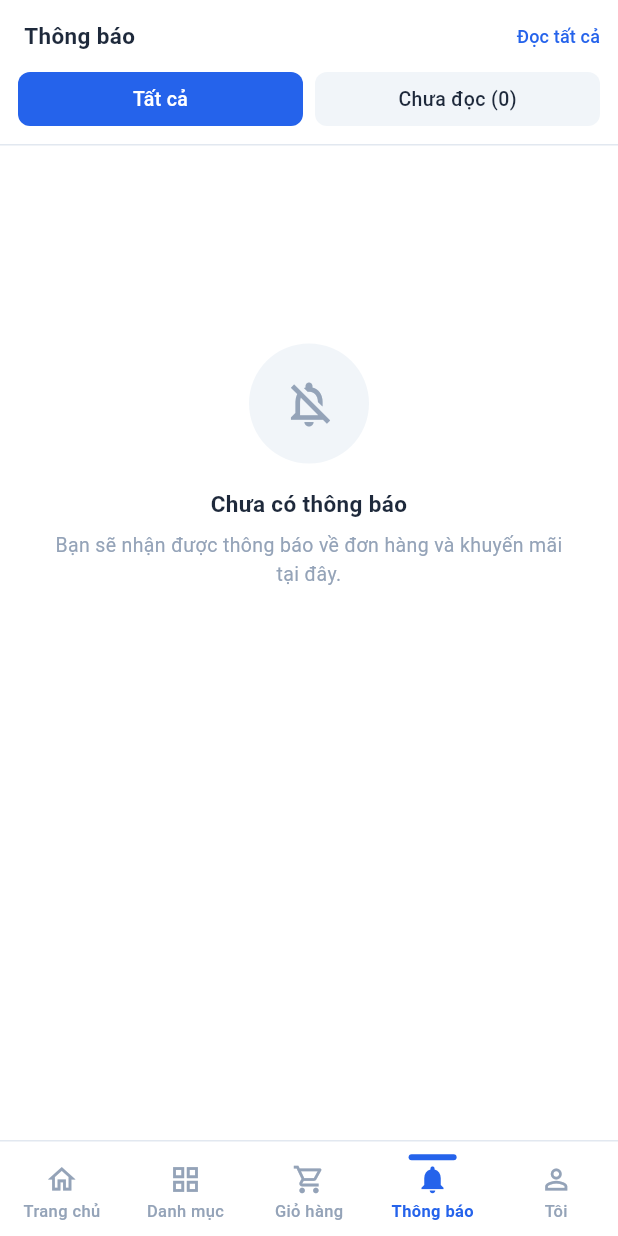
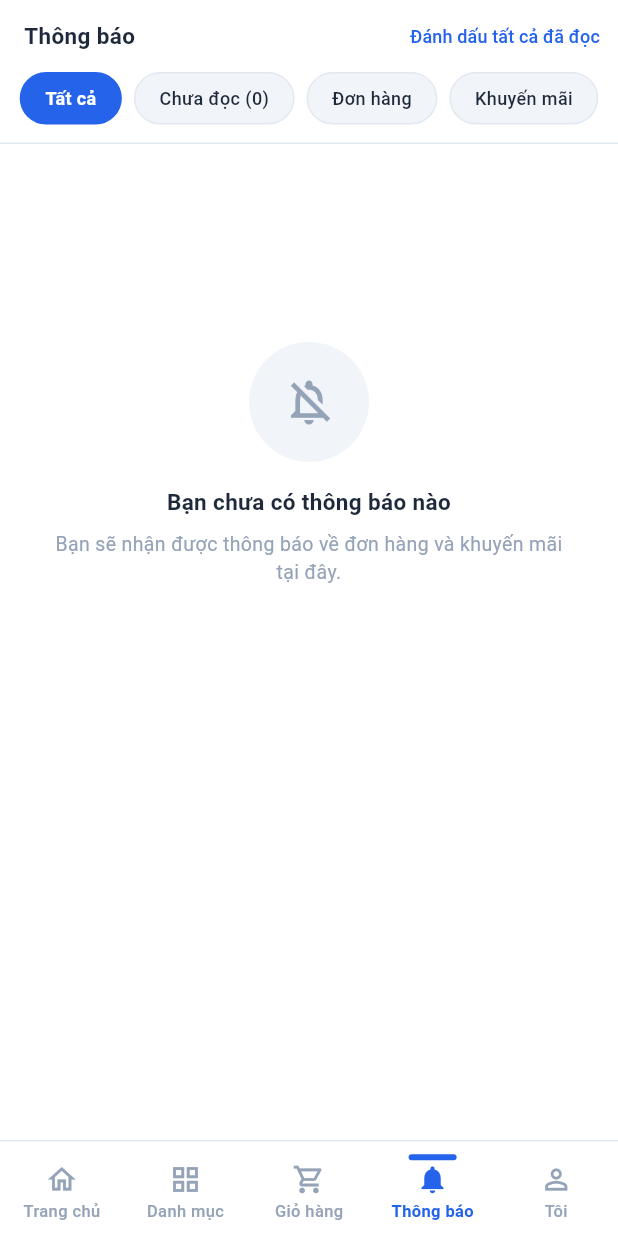
Before and after one commit to bactxse180308/mobile_electroshops, a Flutter app: the MainScreen screen opened by its route, item 4 of the bottom bar chosen, on a phone screen of 412 x 824 dp. Run offline on Flutter 3.47's test engine with Material 3 defaults, Android fonts, the phone set to English and light mode, and no system bars; our stand-ins replace flutter_html, google_sign_in, shared_preferences; accounts and stored records are empty; network calls fail.

Commit message:
fix: fix  filter for notification

```diff
--- a/lib/core/constants/app_strings.dart
+++ b/lib/core/constants/app_strings.dart
@@ -210,10 +210,10 @@ class AppStrings {
   // Chat & Notifications & Stores & Profile
   static const String chatTitle = 'Hỗ trợ trực tuyến';
   static const String notificationsTitle = 'Thông báo';
-  static const String readAll = 'Đọc tất cả';
+  static const String readAll = 'Đánh dấu tất cả đã đọc';
   static const String tabAll = 'Tất cả';
   static const String tabUnread = 'Chưa đọc';
-  static const String noNotifTitle = 'Chưa có thông báo';
+  static const String noNotifTitle = 'Bạn chưa có thông báo nào';
   static const String noNotifSub = 'Bạn sẽ nhận được thông báo về đơn hàng và khuyến mãi tại đây.';
 
   static const String storesTitle = 'Cửa hàng';
--- a/lib/core/widgets/bottom_nav_bar.dart
+++ b/lib/core/widgets/bottom_nav_bar.dart
@@ -3,6 +3,7 @@ import 'package:provider/provider.dart';
 import '../constants/app_colors.dart';
 import '../constants/app_strings.dart';
 import '../../providers/cart_provider.dart';
+import '../../providers/notification_provider.dart';
 
 class BottomNavBar extends StatelessWidget {
   final int currentIndex;
@@ -17,6 +18,7 @@ class BottomNavBar extends StatelessWidget {
   @override
   Widget build(BuildContext context) {
     final cartCount = context.watch<CartProvider>().totalCount;
+    final unreadNotifCount = context.watch<NotificationProvider>().unread.length;
 
     return Container(
       height: 64 + MediaQuery.of(context).padding.bottom,
@@ -58,6 +60,7 @@ class BottomNavBar extends StatelessWidget {
             index: 3,
             currentIndex: currentIndex,
             onTap: onTap,
+            badge: unreadNotifCount > 0 ? (unreadNotifCount > 9 ? '9+' : '$unreadNotifCount') : null,
           ),
           _NavItem(
             icon: Icons.person_outline,
--- a/lib/features/home/screens/main_screen.dart
+++ b/lib/features/home/screens/main_screen.dart
@@ -1,5 +1,8 @@
 import 'package:flutter/material.dart';
+import 'package:provider/provider.dart';
 import '../../../core/widgets/bottom_nav_bar.dart';
+import '../../../providers/auth_provider.dart';
+import '../../../providers/notification_provider.dart';
 import 'home_screen.dart';
 import '../../product/screens/categories_screen.dart';
 import '../../cart/screens/cart_screen.dart';
@@ -29,6 +32,12 @@ class _MainScreenState extends State<MainScreen> {
   void initState() {
     super.initState();
     _currentIndex = widget.initialIndex;
+    WidgetsBinding.instance.addPostFrameCallback((_) {
+      final auth = context.read<AuthProvider>();
+      if (auth.isAuthenticated) {
+        context.read<NotificationProvider>().fetchNotifications();
+      }
+    });
   }
 
   void _onTabTap(int index) {
--- a/lib/features/notifications/screens/notifications_screen.dart
+++ b/lib/features/notifications/screens/notifications_screen.dart
@@ -3,6 +3,7 @@ import 'package:provider/provider.dart';
 import '../../../core/constants/app_colors.dart';
 import '../../../core/constants/app_sizes.dart';
 import '../../../core/constants/app_strings.dart';
+import '../../../core/constants/app_routes.dart';
 import '../../../core/theme/app_theme.dart';
 import '../../../models/models.dart';
 import '../../../providers/notification_provider.dart';
@@ -56,8 +57,25 @@ class _NotificationsScreenState extends State<NotificationsScreen> {
   @override
   Widget build(BuildContext context) {
     final provider = context.watch<NotificationProvider>();
-    final list = _tab == 'all' ? provider.items : provider.unread;
-    final unreadCount = provider.unread.length;
+
+    List<NotifModel> list;
+    switch (_tab) {
+      case 'unread':
+        list = provider.items.where((n) => n.unread).toList();
+        break;
+      case 'order':
+        list = provider.items.where((n) => n.type == NotifType.order).toList();
+        break;
+      case 'promo':
+        list = provider.items.where((n) => n.type == NotifType.promo).toList();
+        break;
+      case 'all':
+      default:
+        list = provider.items;
+        break;
+    }
+
+    final unreadCount = provider.items.where((n) => n.unread).length;
     final isLoading = provider.isLoading;
 
     return Column(
@@ -81,13 +99,34 @@ class _NotificationsScreenState extends State<NotificationsScreen> {
                   ),
                 ],
               ),
-              Padding(
+              SingleChildScrollView(
+                scrollDirection: Axis.horizontal,
                 padding: const EdgeInsets.fromLTRB(AppSizes.p12, 0, AppSizes.p12, AppSizes.p12),
                 child: Row(
                   children: [
-                    Expanded(child: _Tab(label: AppStrings.tabAll, active: _tab == 'all', onTap: () => setState(() => _tab = 'all'))),
+                    _FilterChip(
+                      label: AppStrings.tabAll,
+                      active: _tab == 'all',
+                      onTap: () => setState(() => _tab = 'all'),
+                    ),
                     const SizedBox(width: AppSizes.p8),
-                    Expanded(child: _Tab(label: '${AppStrings.tabUnread} ($unreadCount)', active: _tab == 'unread', onTap: () => setState(() => _tab = 'unread'))),
+                    _FilterChip(
+                      label: '${AppStrings.tabUnread} ($unreadCount)',
+                      active: _tab == 'unread',
+                      onTap: () => setState(() => _tab = 'unread'),
+                    ),
+                    const SizedBox(width: AppSizes.p8),
+                    _FilterChip(
+                      label: 'Đơn hàng',
+                      active: _tab == 'order',
+                      onTap: () => setState(() => _tab = 'order'),
+                    ),
+                    const SizedBox(width: AppSizes.p8),
+                    _FilterChip(
+                      label: 'Khuyến mãi',
+                      active: _tab == 'promo',
+                      onTap: () => setState(() => _tab = 'promo'),
+                    ),
                   ],
                 ),
               ),
@@ -103,12 +142,16 @@ class _NotificationsScreenState extends State<NotificationsScreen> {
                   child: list.isEmpty
                       ? ListView(
                           physics: const AlwaysScrollableScrollPhysics(),
-                          children: const [
-                            SizedBox(height: 100),
+                          children: [
+                            const SizedBox(height: 100),
                             EmptyState(
                               icon: Icons.notifications_off_outlined,
-                              title: AppStrings.noNotifTitle,
-                              body: AppStrings.noNotifSub,
+                              title: provider.items.isEmpty
+                                  ? AppStrings.noNotifTitle
+                                  : 'Không có thông báo',
+                              body: provider.items.isEmpty
+                                  ? AppStrings.noNotifSub
+                                  : 'Không tìm thấy thông báo nào trong danh mục này.',
                             ),
                           ],
                         )
@@ -118,8 +161,31 @@ class _NotificationsScreenState extends State<NotificationsScreen> {
                           separatorBuilder: (_, __) => const Divider(height: 1, color: AppColors.border),
                           itemBuilder: (context, i) {
                             final n = list[i];
-                            return GestureDetector(
-                              onTap: () => context.read<NotificationProvider>().markRead(n.id),
+                            return Dismissible(
+                              key: Key(n.id),
+                              direction: DismissDirection.endToStart,
+                              background: Container(
+                                color: Colors.red.shade600,
+                                alignment: Alignment.centerRight,
+                                padding: const EdgeInsets.symmetric(horizontal: AppSizes.p20),
+                                child: const Icon(Icons.delete_outline, color: Colors.white, size: AppSizes.iconMd),
+                              ),
+                              onDismissed: (direction) {
+                                context.read<NotificationProvider>().deleteNotification(n.id);
+                                ScaffoldMessenger.of(context).showSnackBar(
+                                  const SnackBar(
+                                    content: Text('Đã xóa thông báo'),
+                                    duration: Duration(seconds: 2),
+                                  ),
+                                );
+                              },
+                              child: GestureDetector(
+                                onTap: () {
+                                  context.read<NotificationProvider>().markRead(n.id);
+                                  if (n.type == NotifType.order && n.orderId != null) {
+                                    Navigator.pushNamed(context, AppRoutes.orderDetail(n.orderId!));
+                                  }
+                                },
                                 child: Container(
                                   padding: const EdgeInsets.symmetric(horizontal: AppSizes.p16, vertical: 14),
                                   color: n.unread ? AppColors.primary.withValues(alpha: 0.05) : AppColors.background,
@@ -161,6 +227,7 @@ class _NotificationsScreenState extends State<NotificationsScreen> {
                                     ],
                                   ),
                                 ),
+                              ),
                             );
                           },
                         ),
@@ -171,23 +238,40 @@ class _NotificationsScreenState extends State<NotificationsScreen> {
   }
 }
 
-class _Tab extends StatelessWidget {
+class _FilterChip extends StatelessWidget {
   final String label;
   final bool active;
   final VoidCallback onTap;
-  const _Tab({required this.label, required this.active, required this.onTap});
+
+  const _FilterChip({
+    required this.label,
+    required this.active,
+    required this.onTap,
+  });
 
   @override
   Widget build(BuildContext context) {
     return GestureDetector(
       onTap: onTap,
-      child: Container(
-        height: AppSizes.btnHeightSm,
+      child: AnimatedContainer(
+        duration: const Duration(milliseconds: 200),
+        padding: const EdgeInsets.symmetric(horizontal: AppSizes.p16, vertical: 8),
         decoration: BoxDecoration(
           color: active ? AppColors.primary : AppColors.muted,
-          borderRadius: BorderRadius.circular(AppSizes.r8),
+          borderRadius: BorderRadius.circular(20),
+          border: Border.all(
+            color: active ? AppColors.primary : AppColors.border,
+            width: 1,
           ),
-        child: Center(child: Text(label, style: TextStyle(fontSize: 13, fontWeight: FontWeight.w500, color: active ? Colors.white : AppColors.secondary))),
+        ),
+        child: Text(
+          label,
+          style: TextStyle(
+            fontSize: 12,
+            fontWeight: active ? FontWeight.bold : FontWeight.w500,
+            color: active ? Colors.white : AppColors.secondary,
+          ),
+        ),
       ),
     );
   }
--- a/lib/models/models.dart
+++ b/lib/models/models.dart
@@ -185,6 +185,7 @@ class NotifModel {
   final String body;
   final String time;
   bool unread;
+  final String? orderId;
 
   NotifModel({
     required this.id,
@@ -193,6 +194,7 @@ class NotifModel {
     required this.body,
     required this.time,
     required this.unread,
+    this.orderId,
   });
 }
 
```
Also changed, not shown: lib/features/cart/widgets/checkout_item_row.dart (+11 -13 lines), lib/providers/notification_provider.dart (+52 -11 lines), lib/services/notification_service.dart (+11 -0 lines). Lines whose indentation alone changed are shown as unchanged.
